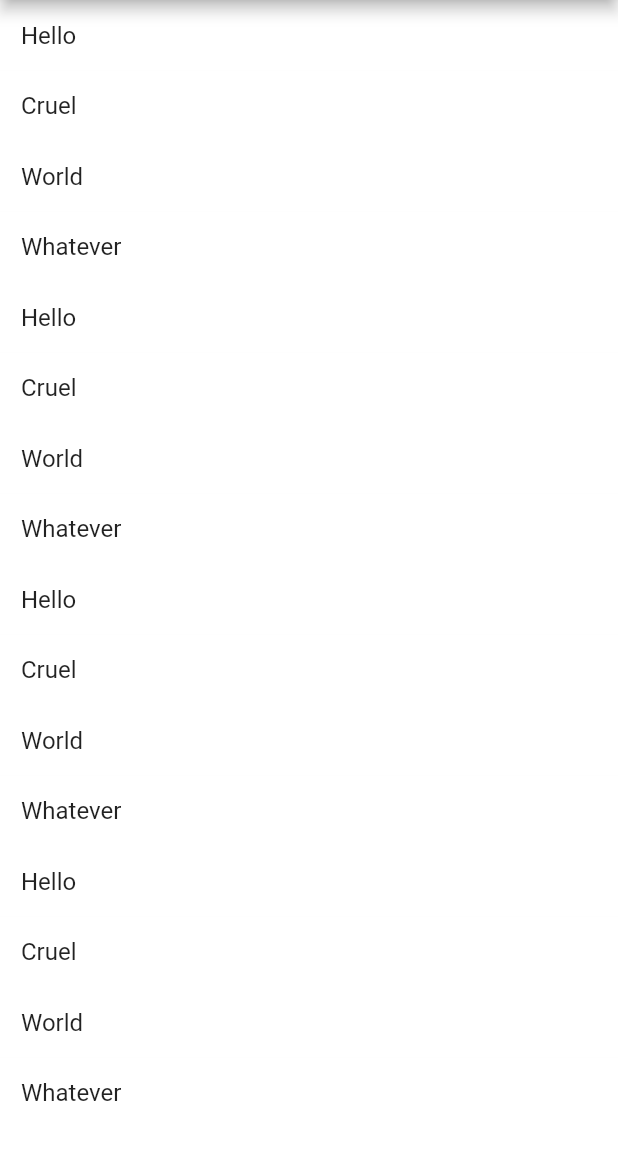
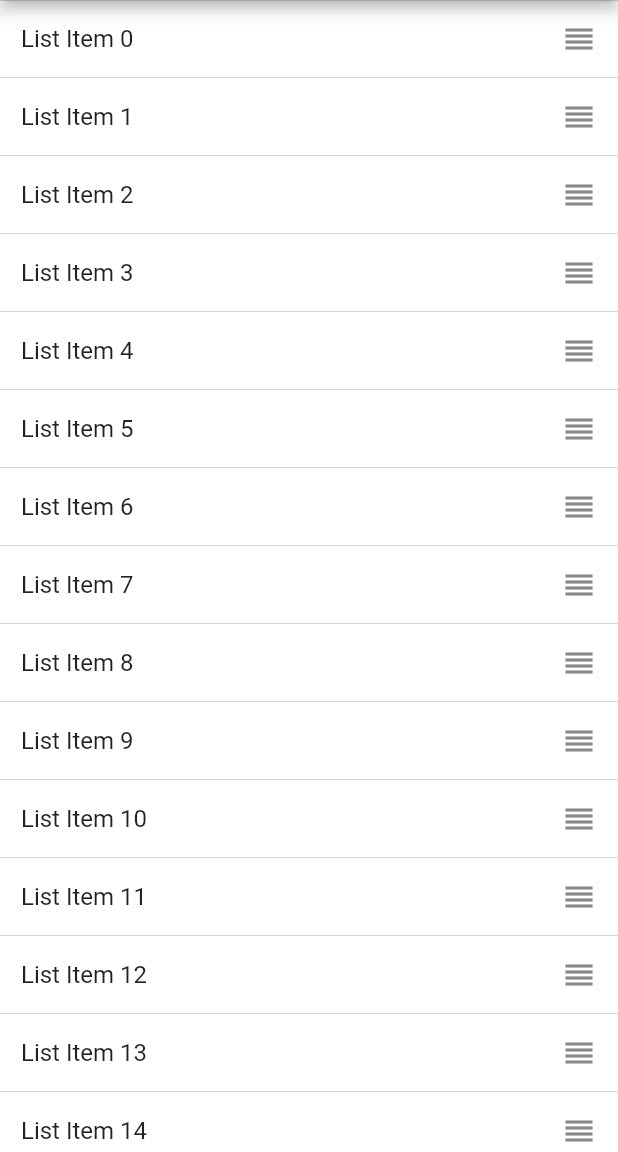
Before and after one commit to knopp/flutter_reorderable_list, a Flutter app: the screen it shows after launch, on a phone screen of 412 x 824 dp, the part 84-1236 px from its top. Run offline on Flutter 3.47's test engine with Material 2 defaults, Android fonts, the phone set to English and light mode, and no system bars.

Commit message:
work in progress

```diff
--- a/lib/main.dart
+++ b/lib/main.dart
@@ -18,6 +18,7 @@ class MyApp extends StatelessWidget {
         // "hot reload" (press "r" in the console where you ran "flutter run",
         // or press Run > Flutter Hot Reload in IntelliJ). Notice that the
         // counter didn't reset back to zero; the application is not restarted.
+        dividerColor: new Color(0x50000000),
         primarySwatch: Colors.blue,
       ),
       home: new MyHomePage(title: 'Flutter Reorderable List'),
@@ -54,35 +55,9 @@ class _MyHomePageState extends State<MyHomePage> {
   List<ItemData> _items;
 
   _MyHomePageState() {
-    _items = <ItemData>[
-      ItemData("Hello", new ValueKey(1)),
-      ItemData("Cruel", new ValueKey(2)),
-      ItemData("World", new ValueKey(3)),
-      ItemData("Whatever", new ValueKey(4)),
-      ItemData("Hello", new ValueKey(5)),
-      ItemData("Cruel", new ValueKey(6)),
-      ItemData("World", new ValueKey(7)),
-      ItemData("Whatever", new ValueKey(8)),
-      ItemData("Hello", new ValueKey(9)),
-      ItemData("Cruel", new ValueKey(10)),
-      ItemData("World", new ValueKey(11)),
-      ItemData("Whatever", new ValueKey(12)),
-      ItemData("Hello", new ValueKey(13)),
-      ItemData("Cruel", new ValueKey(14)),
-      ItemData("World", new ValueKey(15)),
-      ItemData("Whatever", new ValueKey(16)),
-      ItemData("Whatever", new ValueKey(17)),
-      ItemData("Hello", new ValueKey(18)),
-      ItemData("Cruel", new ValueKey(19)),
-      ItemData("World", new ValueKey(20)),
-      ItemData("Whatever", new ValueKey(21)),
-      ItemData("Whatever", new ValueKey(22)),
-      ItemData("Whatever", new ValueKey(23)),
-      ItemData("Hello", new ValueKey(24)),
-      ItemData("Cruel", new ValueKey(25)),
-      ItemData("World", new ValueKey(26)),
-      ItemData("Whatever", new ValueKey(27))
-    ];
+    _items = new List();
+    for (int i = 0; i < 100; ++i)
+      _items.add(new ItemData("List Item " + i.toString(), new ValueKey(i)));
   }
 
   int _indexOfKey(Key key) {
@@ -101,8 +76,7 @@ class _MyHomePageState extends State<MyHomePage> {
 
     final draggedItem = _items[draggingIndex];
     setState(() {
-      debugPrint(
-          "Reordering " + item.toString() + " -> " + newPosition.toString());
+      debugPrint("Reordering " + item.toString() + " -> " + newPosition.toString());
       _items.removeAt(draggingIndex);
       _items.insert(newPositionIndex, draggedItem);
     });
@@ -114,29 +88,51 @@ class _MyHomePageState extends State<MyHomePage> {
         appBar: AppBar(
           title: Text(widget.title),
         ),
-        body: ReorderableList(
-            onReorder: this.reorderCallback,
-            child: ListView.builder(
-              itemCount: _items.length,
-              itemBuilder: (BuildContext c, index) => new Item(_items[index]),
-            )));
+        body: Column(children: <Widget>[
+          Expanded(
+              child: ReorderableList(
+                  onReorder: this.reorderCallback,
+                  child: ListView.builder(
+                    itemCount: _items.length,
+                    itemBuilder: (BuildContext c, index) => new Item(
+                        data: _items[index],
+                        first: index == 0,
+                        last: index == _items.length - 1),
+                  )))
+        ]));
   }
 }
 
 class Item extends StatelessWidget {
-  Item(this.itemData);
+  Item({this.data, this.first, this.last});
 
-  final ItemData itemData;
+  final ItemData data;
+  final bool first;
+  final bool last;
+
+  BoxDecoration _buildDecoration(BuildContext context, bool dragging) {
+    return BoxDecoration(
+        border: Border(
+            top: first && !dragging ? Divider.createBorderSide(context) : BorderSide.none,
+            bottom:
+                last && dragging ? BorderSide.none : Divider.createBorderSide(context)));
+  }
+
+  Widget _buildChild(BuildContext context, bool dragging) {
+    return Container(
+        decoration: BoxDecoration(color: dragging ? Color(0xD0FFFFFF) : Colors.white),
+        child: Row(
+          children: <Widget>[
+            Expanded(child: Text(data.title, style: Theme.of(context).textTheme.subhead)),
+            Icon(Icons.reorder, color: dragging ? Color(0xFF555555) : Color(0xFF888888)),
+          ],
+        ),
+        padding: new EdgeInsets.symmetric(vertical: 14.0, horizontal: 14.0));
+  }
 
   @override
   Widget build(BuildContext context) {
     return ReorderableItem(
-        key: itemData.key,
-        child: Container(
-            decoration: BoxDecoration(color: Colors.white),
-            child: new Text(itemData.title,
-                style: Theme.of(context).textTheme.subhead),
-            padding:
-                new EdgeInsets.symmetric(vertical: 14.0, horizontal: 14.0)));
+        key: data.key, childBuilder: _buildChild, decorationBuilder: _buildDecoration);
   }
 }
--- a/lib/reorderable_list.dart
+++ b/lib/reorderable_list.dart
@@ -2,6 +2,7 @@ import 'package:flutter/material.dart';
 import 'package:flutter/rendering.dart';
 import 'package:flutter/gestures.dart';
 import 'package:flutter/scheduler.dart';
+import 'package:flutter/services.dart';
 import 'package:meta/meta.dart';
 
 import 'dart:collection';
@@ -60,9 +61,10 @@ class _ReorderableListState extends State<ReorderableList> with TickerProviderSt
       widget.scrollController ?? PrimaryScrollController.of(context);
 
   void _dragDown(DragDownDetails details) {
+    HapticFeedback.selectionClick();
     final draggedItem = _items[_dragging];
     draggedItem.update();
-    _dragProxy.setWidget(Opacity(opacity: 0.9, child: draggedItem.widget.child),
+    _dragProxy.setWidget(draggedItem.widget.childBuilder(draggedItem.context, true),
         draggedItem.context.findRenderObject());
   }
 
@@ -76,23 +78,34 @@ class _ReorderableListState extends State<ReorderableList> with TickerProviderSt
     if (!_scrolling && _scrollController != null && _dragging != null) {
       final position = this._scrollController.position;
       double newOffset;
-      int duration = 100; // in ms
-      double step = 10.0;
+      int duration = 14; // in ms
+      double step = 1.0;
+      double overdragMax = 20.0;
+      double overdragCoef = 10.0;
 
-      if (_dragProxy.offset < 0 && position.pixels > position.minScrollExtent) {
-        newOffset = max(position.minScrollExtent, position.pixels - step);
-      } else if (_dragProxy.offset + _dragProxy.height > context.size.height &&
+      MediaQueryData d = MediaQuery.of(context, nullOk: true);
+
+      double top = d?.padding?.top ?? 0.0;
+      double bottom = context.size.height - (d?.padding?.bottom ?? 0.0);
+
+      if (_dragProxy.offset < top && position.pixels > position.minScrollExtent) {
+        final overdrag = max(top - _dragProxy.offset, overdragMax);
+        newOffset = max(
+            position.minScrollExtent, position.pixels - step * overdrag / overdragCoef);
+      } else if (_dragProxy.offset + _dragProxy.height > bottom &&
           position.pixels < position.maxScrollExtent) {
-        newOffset = min(position.maxScrollExtent, position.pixels + step);
+        final overdrag =
+            max<double>(_dragProxy.offset + _dragProxy.height - bottom, overdragMax);
+        newOffset = min(
+            position.maxScrollExtent, position.pixels + step * overdrag / overdragCoef);
       }
 
-      if (newOffset != null) {
+      if (newOffset != null && (newOffset - position.pixels).abs() >= 1.0) {
         _scrolling = true;
         await this._scrollController.animateTo(newOffset,
             duration: Duration(milliseconds: duration), curve: Curves.linear);
         _scrolling = false;
-        if (_dragging != null)
-        {
+        if (_dragging != null) {
           checkDragPosition();
           maybeScroll();
         }
@@ -107,7 +120,7 @@ class _ReorderableListState extends State<ReorderableList> with TickerProviderSt
   }
 
   _dragEnd(DragEndDetails details) async {
-
+    HapticFeedback.selectionClick();
     if (_scrolling) {
       var prevDragging = _dragging;
       _dragging = null;
@@ -225,6 +238,7 @@ class _ReorderableListState extends State<ReorderableList> with TickerProviderSt
       _lastReportedKey = closest.key;
       if (widget.onReorder != null) {
         if (widget.onReorder(_dragging, closest.key)) {
+          HapticFeedback.selectionClick();
           for (final f in onReorderApproved) {
             f();
           }
@@ -312,14 +326,23 @@ class _ReorderableListState extends State<ReorderableList> with TickerProviderSt
       c.dispose();
     }
     _scrolling = null;
+    _recognizer?.dispose();
     super.dispose();
   }
 }
 
+typedef BoxDecoration ReorderableItemDecorationBuilder(
+    BuildContext context, bool dragging);
+
+typedef Widget ReorderableItemChildBuilder(BuildContext context, bool dragging);
+
 class ReorderableItem extends StatefulWidget {
-  ReorderableItem({@required this.child, @required Key key}) : super(key: key);
+  ReorderableItem(
+      {@required Key key, @required this.childBuilder, this.decorationBuilder})
+      : super(key: key);
 
-  final Widget child;
+  final ReorderableItemDecorationBuilder decorationBuilder;
+  final ReorderableItemChildBuilder childBuilder;
 
   @override
   createState() => new _ReorderableItemState();
@@ -340,7 +363,14 @@ class _ReorderableItemState extends State<ReorderableItem> {
         child: Transform(
             transform:
                 new Matrix4.translationValues(0.0, _listState.itemTranslation(key), 0.0),
-            child: Opacity(opacity: dragging ? 0.0 : 1.0, child: widget.child)));
+            child: DecoratedBox(
+                position: DecorationPosition.foreground,
+                decoration: widget.decorationBuilder != null
+                    ? widget.decorationBuilder(context, dragging)
+                    : BoxDecoration(),
+                child: Opacity(
+                    opacity: dragging ? 0.0 : 1.0,
+                    child: widget.childBuilder(context, dragging)))));
   }
 
   void _routePointer(PointerEvent event) {
```
